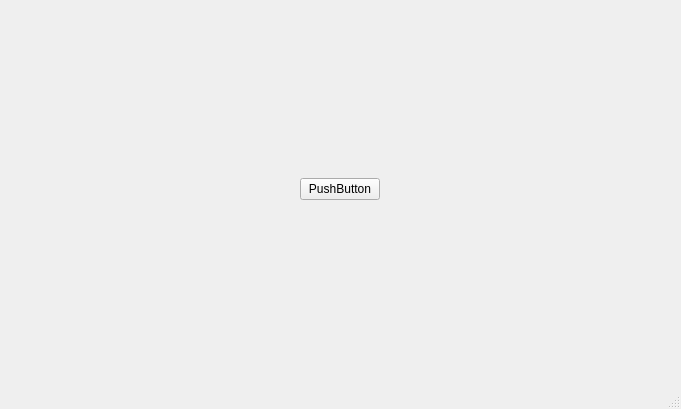
The window that ternary/view/main_view.ui (abdullahsumbal/data-analysis) describes before a commit, drawn with Qt 5.
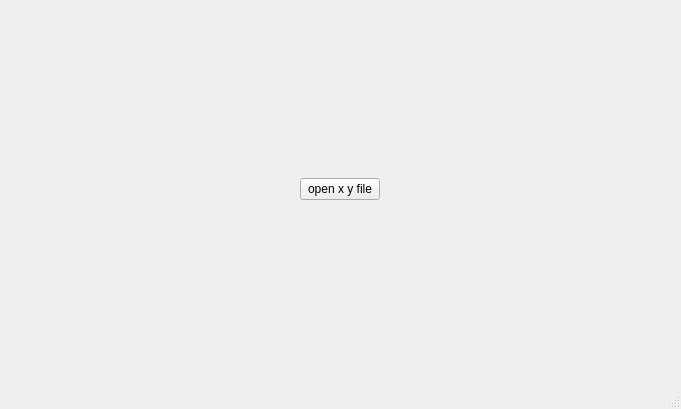
The same window after the commit.

Commit message: changed ui button to x and y. this closes #79

```diff
--- a/ternary/view/main_view.ui
+++ b/ternary/view/main_view.ui
@@ -40,7 +40,7 @@
      <item row="0" column="1">
       <widget class="QPushButton" name="pushButton">
        <property name="text">
-        <string>PushButton</string>
+        <string>open x y file</string>
        </property>
       </widget>
      </item>
```
Left out of the diff: 2 changed lines with no effect on the pictures. The commit also changes 2 other files.
